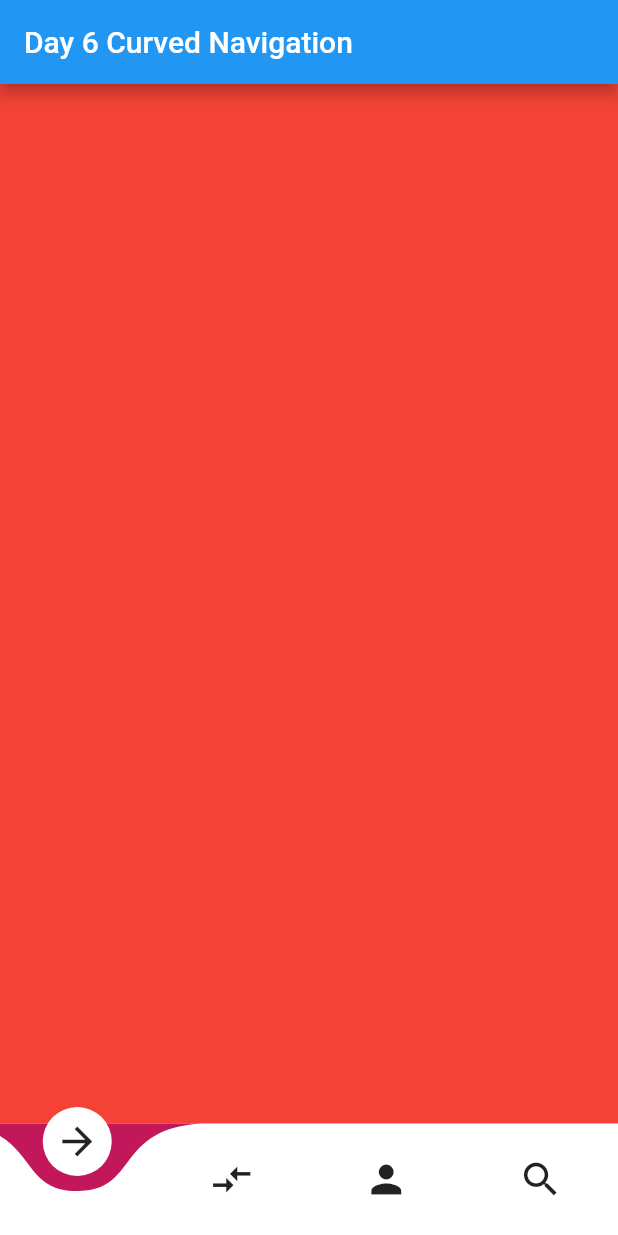
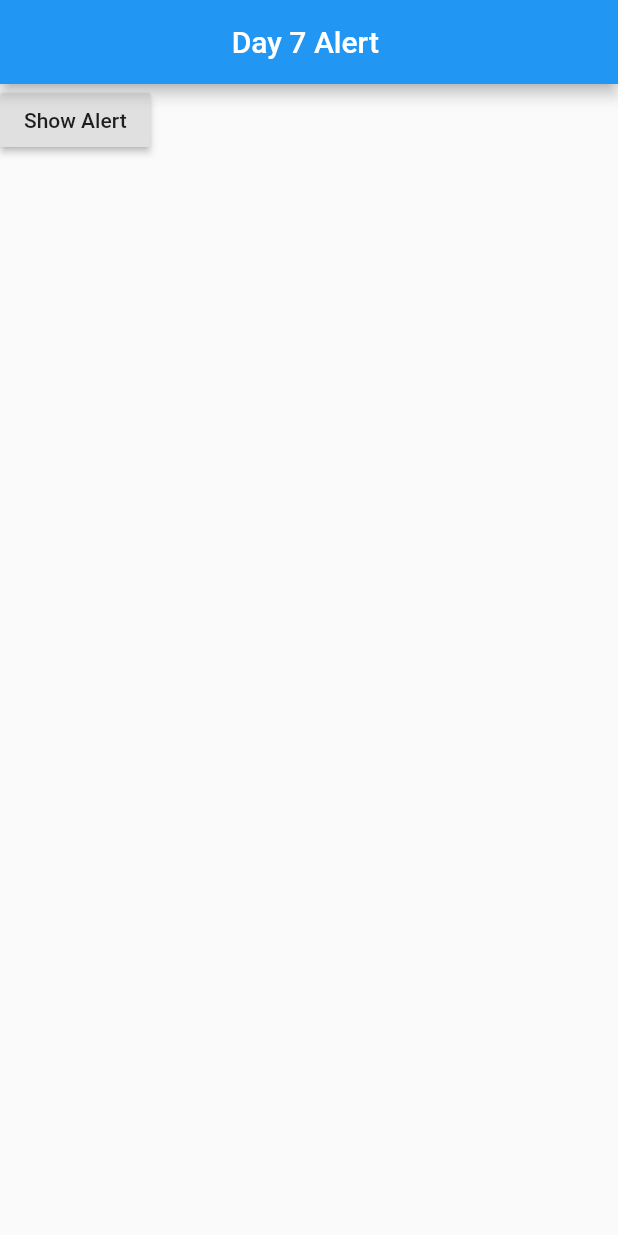
Before and after one commit to Zeeshan-progs/100DaysOfFlutter, a Flutter app: the screen it shows after launch, on a phone screen of 412 x 824 dp. Run offline on Flutter 3.47's test engine with Material 2 defaults, Android fonts, the phone set to English and light mode, and no system bars; drawn by our look-alikes of curved_navigation_bar; our stand-ins replace google_fonts.

Commit message:
100 Days Of Flutter update

```diff
--- /dev/null
+++ b/lib/Day7/Alert_Box.dart
@@ -0,0 +1,78 @@
+
+// day 7 Alert Message
+
+import 'package:flutter/material.dart';
+
+class NewAlert extends StatefulWidget {
+  @override
+  _NewAlertState createState() => _NewAlertState();
+}
+
+class _NewAlertState extends State<NewAlert> {
+  @override
+  Widget build(BuildContext context) {
+    return Scaffold(
+     appBar: AppBar(
+       title: Text("Day 7 Alert "),
+       centerTitle: true,
+     ),
+        body: Column(
+        children: [
+              RaisedButton(
+                child: Text("Show Alert"),
+                onPressed: (){
+                  setState(() {
+                    showDialog(context: context, builder: (context){
+                        return AlertMessage();
+                    },);
+                  });
+                }
+
+              ),
+        ],
+      ),
+    );
+  }
+}
+
+class AlertMessage extends StatelessWidget {
+  const AlertMessage({
+    Key key,
+  }) : super(key: key);
+
+  @override
+  Widget build(BuildContext context) {
+    return AlertDialog(
+// define Alert what ever you want
+// Text Message
+// Images
+// Action Buttons etc
+
+      title: Text("its me Alert"),
+        content: Image.asset('assets/alert-2.gif'),
+          actions: [
+            FlatButton(onPressed: (){
+              print("Yes is Tapped");
+            }, child: Text("Yes")),
+            FlatButton(onPressed: (){
+              print("No Is Tapped ");
+            }, child: Text("No")),
+            // if you wana check that your action button is working or not
+            // add print stattement to show
+
+           ],
+    );
+  }
+}
+
+
+// Thats it for today
+// see you all in next video
+
+
+// Subscribe
+// Like
+// Share
+
+// 100DaysofFlutter
+// 100daysofcode
--- a/lib/main.dart
+++ b/lib/main.dart
@@ -1,5 +1,5 @@
 import 'package:flutter/material.dart';
-import 'package:practiceproject/Day6/NewCurved.dart';
+import 'package:practiceproject/Day7/Alert_Box.dart';
 
 void main() {
   runApp(
@@ -11,7 +11,8 @@ class MyApp extends StatelessWidget {
   @override
   Widget build(BuildContext context) {
     return MaterialApp(
-      home: CurvedNavigation(),
+      home: NewAlert(),
+      debugShowCheckedModeBanner: false,
     );
   }
 }
--- a/pubspec.yaml
+++ b/pubspec.yaml
@@ -48,9 +48,9 @@ flutter:
   uses-material-design: true
 
   # To add assets to your application, add an assets section, like this:
-  # assets:
-  #   - images/a_dot_burr.jpeg
-  #   - images/a_dot_ham.jpeg
+  assets:
+    - assets/
+
 
   # An image asset can refer to one or more resolution-specific "variants", see
   # https://flutter.dev/assets-and-images/#resolution-aware.
```
